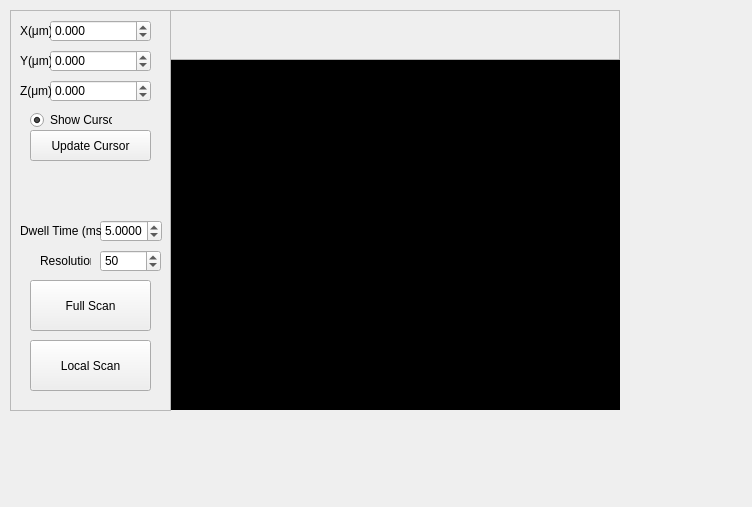
First picture: the form in NV_ABJ/user_interfaces/image_scan_widget/image_scan_widget.ui, repository ACBJayichLab/NV_ABJ, before the edit.
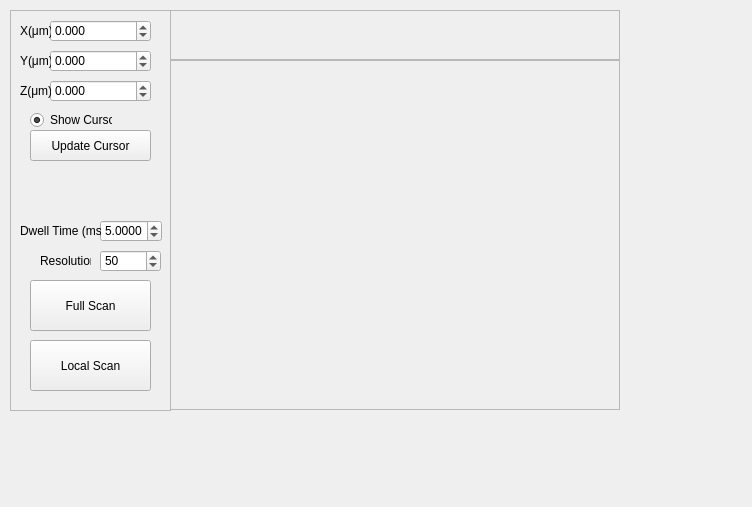
Second picture: the form after the edit.

```diff
--- a/NV_ABJ/user_interfaces/image_scan_widget/image_scan_widget.ui
+++ b/NV_ABJ/user_interfaces/image_scan_widget/image_scan_widget.ui
@@ -29,7 +29,7 @@
     </rect>
    </property>
    <property name="styleSheet">
-    <string notr="true">background-color: rgb(0, 0, 0);</string>
+    <string notr="true"/>
    </property>
    <property name="frameShape">
     <enum>QFrame::StyledPanel</enum>
```
Left out of the diff: 4 changed lines with no effect on the pictures.
